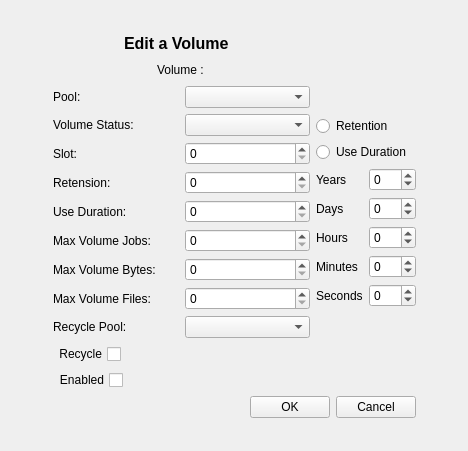
rkorzeniewski/bacula, file bacula/src/qt-console/mediaedit/mediaedit.ui: the form before one commit.
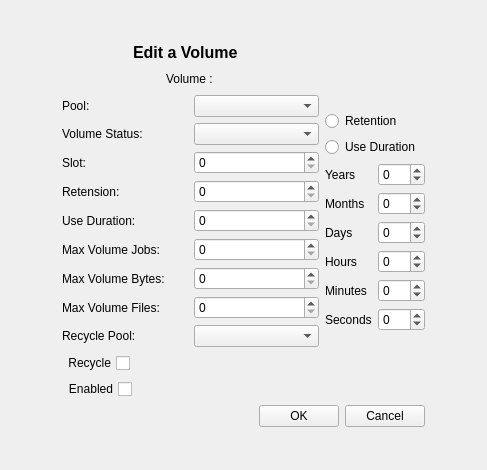
The form after the commit.

Commit message: Joblist: change page select widget name to "JobList" MediaEdit added months spin.  Not sure I like it because 365=yr but 30 days is not always equal to a month. JobLog: add Icon for page selector. mainwin and others.  Move dockPage() into the class' constructors so that the createPage functions in main win are not of benefit. Jobs: a new page for displaying jobs and job defaults.

What changed in the file:
```diff
--- a/bacula/src/qt-console/mediaedit/mediaedit.ui
+++ b/bacula/src/qt-console/mediaedit/mediaedit.ui
@@ -5,8 +5,8 @@
    <rect>
     <x>0</x>
     <y>0</y>
-    <width>468</width>
-    <height>451</height>
+    <width>487</width>
+    <height>470</height>
    </rect>
   </property>
   <property name="windowTitle" >
@@ -19,32 +19,6 @@
    <property name="spacing" >
     <number>6</number>
    </property>
-   <item row="1" column="2" >
-    <spacer>
-     <property name="orientation" >
-      <enum>Qt::Horizontal</enum>
-     </property>
-     <property name="sizeHint" >
-      <size>
-       <width>40</width>
-       <height>20</height>
-      </size>
-     </property>
-    </spacer>
-   </item>
-   <item row="1" column="0" >
-    <spacer>
-     <property name="orientation" >
-      <enum>Qt::Horizontal</enum>
-     </property>
-     <property name="sizeHint" >
-      <size>
-       <width>40</width>
-       <height>20</height>
-      </size>
-     </property>
-    </spacer>
-   </item>
    <item row="1" column="1" >
     <layout class="QGridLayout" >
      <property name="margin" >
@@ -53,76 +27,63 @@
      <property name="spacing" >
       <number>6</number>
      </property>
-     <item row="8" column="1" >
-      <widget class="QSpinBox" name="maxBytesSpin" >
-       <property name="maximum" >
-        <number>2147483647</number>
+     <item row="2" column="0" >
+      <widget class="QLabel" name="label_3" >
+       <property name="text" >
+        <string>Pool:</string>
        </property>
+       <property name="buddy" >
+        <cstring>poolCombo</cstring>
+       </property>
       </widget>
      </item>
-     <item row="1" column="0" colspan="2" >
-      <layout class="QHBoxLayout" >
-       <property name="margin" >
-        <number>0</number>
+     <item row="3" column="0" >
+      <widget class="QLabel" name="label_5" >
+       <property name="text" >
+        <string>Volume Status:</string>
        </property>
-       <property name="spacing" >
-        <number>6</number>
-       </property>
-       <item>
-        <spacer>
-         <property name="orientation" >
-          <enum>Qt::Horizontal</enum>
-         </property>
-         <property name="sizeHint" >
-          <size>
-           <width>40</width>
-           <height>20</height>
-          </size>
-         </property>
-        </spacer>
-       </item>
-       <item>
-        <widget class="QLabel" name="volumeLabel" >
-         <property name="maximumSize" >
-          <size>
-           <width>16777215</width>
-           <height>48</height>
-          </size>
-         </property>
-         <property name="text" >
-          <string>Volume : </string>
-         </property>
-        </widget>
-       </item>
-       <item>
-        <spacer>
-         <property name="orientation" >
-          <enum>Qt::Horizontal</enum>
-         </property>
-         <property name="sizeHint" >
-          <size>
-           <width>40</width>
-           <height>20</height>
-          </size>
-         </property>
-        </spacer>
-       </item>
-      </layout>
+      </widget>
      </item>
-     <item row="4" column="1" >
-      <widget class="QSpinBox" name="slotSpin" >
-       <property name="maximum" >
-        <number>10000</number>
+     <item row="8" column="0" >
+      <widget class="QLabel" name="label_13" >
+       <property name="text" >
+        <string>Max Volume Bytes:</string>
+       </property>
+       <property name="buddy" >
+        <cstring>slotSpin</cstring>
        </property>
       </widget>
      </item>
      <item row="3" column="1" >
       <widget class="QComboBox" name="statusCombo" />
      </item>
-     <item row="9" column="0" >
-      <widget class="QLabel" name="label_14" >
+     <item row="10" column="1" >
+      <widget class="QComboBox" name="recyclePoolCombo" />
+     </item>
+     <item row="4" column="0" >
+      <widget class="QLabel" name="label_4" >
        <property name="text" >
-        <string>Max Volume Files:</string>
+        <string>Slot:</string>
+       </property>
+       <property name="buddy" >
+        <cstring>slotSpin</cstring>
+       </property>
+      </widget>
+     </item>
+     <item row="7" column="0" >
+      <widget class="QLabel" name="label_12" >
+       <property name="text" >
+        <string>Max Volume Jobs:</string>
+       </property>
+       <property name="buddy" >
+        <cstring>slotSpin</cstring>
+       </property>
+      </widget>
+     </item>
+     <item row="6" column="0" >
+      <widget class="QLabel" name="label_7" >
+       <property name="text" >
+        <string>Use Duration:</string>
        </property>
        <property name="buddy" >
         <cstring>slotSpin</cstring>
@@ -166,62 +127,30 @@
        </item>
       </layout>
      </item>
-     <item row="0" column="0" colspan="2" >
-      <layout class="QHBoxLayout" >
-       <property name="margin" >
-        <number>0</number>
+     <item row="8" column="1" >
+      <widget class="QSpinBox" name="maxBytesSpin" >
+       <property name="maximum" >
+        <number>2147483647</number>
        </property>
-       <property name="spacing" >
-        <number>6</number>
+      </widget>
+     </item>
+     <item row="5" column="0" >
+      <widget class="QLabel" name="label_6" >
+       <property name="text" >
+        <string>Retension:</string>
        </property>
-       <item>
-        <spacer>
-         <property name="orientation" >
-          <enum>Qt::Horizontal</enum>
-         </property>
-         <property name="sizeHint" >
-          <size>
-           <width>71</width>
-           <height>21</height>
-          </size>
-         </property>
-        </spacer>
-       </item>
-       <item>
-        <widget class="QLabel" name="label" >
-         <property name="maximumSize" >
-          <size>
-           <width>16777215</width>
-           <height>30</height>
-          </size>
-         </property>
-         <property name="text" >
-          <string>&lt;html>&lt;head>&lt;meta name="qrichtext" content="1" />&lt;style type="text/css">
-p, li { white-space: pre-wrap; }
-&lt;/style>&lt;/head>&lt;body style=" font-family:'Sans Serif'; font-size:9pt; font-weight:400; font-style:normal; text-decoration:none;">
-&lt;p style=" margin-top:0px; margin-bottom:0px; margin-left:0px; margin-right:0px; -qt-block-indent:0; text-indent:0px;">&lt;span style=" font-size:12pt; font-weight:600;">Edit a Volume&lt;/span>&lt;/p>&lt;/body>&lt;/html></string>
-         </property>
-        </widget>
-       </item>
-       <item>
-        <spacer>
-         <property name="orientation" >
-          <enum>Qt::Horizontal</enum>
-         </property>
-         <property name="sizeHint" >
-          <size>
-           <width>81</width>
-           <height>20</height>
-          </size>
-         </property>
-        </spacer>
-       </item>
-      </layout>
+       <property name="buddy" >
+        <cstring>slotSpin</cstring>
+       </property>
+      </widget>
      </item>
-     <item row="3" column="0" >
-      <widget class="QLabel" name="label_5" >
+     <item row="10" column="0" >
+      <widget class="QLabel" name="label_15" >
        <property name="text" >
-        <string>Volume Status:</string>
+        <string>Recycle Pool:</string>
+       </property>
+       <property name="buddy" >
+        <cstring>slotSpin</cstring>
        </property>
       </widget>
      </item>
@@ -258,6 +187,23 @@
        </item>
       </layout>
      </item>
+     <item row="9" column="1" >
+      <widget class="QSpinBox" name="maxFilesSpin" >
+       <property name="maximum" >
+        <number>2147483647</number>
+       </property>
+      </widget>
+     </item>
+     <item row="9" column="0" >
+      <widget class="QLabel" name="label_14" >
+       <property name="text" >
+        <string>Max Volume Files:</string>
+       </property>
+       <property name="buddy" >
+        <cstring>slotSpin</cstring>
+       </property>
+      </widget>
+     </item>
      <item rowspan="13" row="0" column="2" >
       <layout class="QGridLayout" >
        <property name="margin" >
@@ -266,44 +212,50 @@
        <property name="spacing" >
         <number>6</number>
        </property>
-       <item row="6" column="0" >
-        <widget class="QLabel" name="label_10" >
-         <property name="text" >
-          <string>Minutes</string>
+       <item row="9" column="0" colspan="2" >
+        <spacer>
+         <property name="orientation" >
+          <enum>Qt::Vertical</enum>
          </property>
-        </widget>
+         <property name="sizeHint" >
+          <size>
+           <width>97</width>
+           <height>21</height>
+          </size>
+         </property>
+        </spacer>
        </item>
-       <item row="5" column="1" >
-        <widget class="QSpinBox" name="hoursSpin" >
+       <item row="3" column="1" >
+        <widget class="QSpinBox" name="yearsSpin" >
          <property name="maximum" >
-          <number>24</number>
+          <number>999</number>
          </property>
          <property name="minimum" >
           <number>-1</number>
          </property>
-         <property name="value" >
-          <number>0</number>
+        </widget>
+       </item>
+       <item row="3" column="0" >
+        <widget class="QLabel" name="label_2" >
+         <property name="text" >
+          <string>Years</string>
          </property>
         </widget>
        </item>
-       <item row="7" column="0" >
+       <item row="8" column="0" >
         <widget class="QLabel" name="label_11" >
          <property name="text" >
           <string>Seconds</string>
          </property>
         </widget>
        </item>
-       <item row="1" column="0" colspan="2" >
-        <widget class="QRadioButton" name="retentionRadio" >
-         <property name="text" >
-          <string>Retention</string>
+       <item row="5" column="1" >
+        <widget class="QSpinBox" name="daysSpin" >
+         <property name="maximum" >
+          <number>30</number>
          </property>
-        </widget>
-       </item>
-       <item row="4" column="0" >
-        <widget class="QLabel" name="label_8" >
-         <property name="text" >
-          <string>Days</string>
+         <property name="minimum" >
+          <number>-1</number>
          </property>
         </widget>
        </item>
@@ -314,7 +266,7 @@
          </property>
         </widget>
        </item>
-       <item row="8" column="0" colspan="2" >
+       <item row="0" column="0" colspan="2" >
         <spacer>
          <property name="orientation" >
           <enum>Qt::Vertical</enum>
@@ -322,56 +274,43 @@
          <property name="sizeHint" >
           <size>
            <width>97</width>
-           <height>81</height>
+           <height>31</height>
           </size>
          </property>
         </spacer>
        </item>
-       <item row="3" column="0" >
-        <widget class="QLabel" name="label_2" >
-         <property name="text" >
-          <string>Years</string>
-         </property>
-        </widget>
-       </item>
-       <item row="4" column="1" >
-        <widget class="QSpinBox" name="daysSpin" >
-         <property name="maximum" >
-          <number>365</number>
-         </property>
-         <property name="minimum" >
-          <number>-1</number>
-         </property>
-        </widget>
-       </item>
-       <item row="7" column="1" >
-        <widget class="QSpinBox" name="secondsSpin" >
-         <property name="maximum" >
-          <number>60</number>
-         </property>
-         <property name="minimum" >
-          <number>-1</number>
-         </property>
-        </widget>
-       </item>
-       <item row="3" column="1" >
-        <widget class="QSpinBox" name="yearsSpin" >
-         <property name="maximum" >
-          <number>999</number>
-         </property>
-         <property name="minimum" >
-          <number>-1</number>
-         </property>
-        </widget>
-       </item>
        <item row="5" column="0" >
+        <widget class="QLabel" name="label_8" >
+         <property name="text" >
+          <string>Days</string>
+         </property>
+        </widget>
+       </item>
+       <item row="8" column="1" >
+        <widget class="QSpinBox" name="secondsSpin" >
+         <property name="maximum" >
+          <number>60</number>
+         </property>
+         <property name="minimum" >
+          <number>-1</number>
+         </property>
+        </widget>
+       </item>
+       <item row="6" column="0" >
         <widget class="QLabel" name="label_9" >
          <property name="text" >
           <string>Hours</string>
          </property>
         </widget>
        </item>
-       <item row="6" column="1" >
+       <item row="4" column="0" >
+        <widget class="QLabel" name="label_16" >
+         <property name="text" >
+          <string>Months</string>
+         </property>
+        </widget>
+       </item>
+       <item row="7" column="1" >
         <widget class="QSpinBox" name="minutesSpin" >
          <property name="maximum" >
           <number>60</number>
@@ -381,23 +320,106 @@
          </property>
         </widget>
        </item>
-       <item row="0" column="0" colspan="2" >
+       <item row="6" column="1" >
+        <widget class="QSpinBox" name="hoursSpin" >
+         <property name="maximum" >
+          <number>24</number>
+         </property>
+         <property name="minimum" >
+          <number>-1</number>
+         </property>
+         <property name="value" >
+          <number>0</number>
+         </property>
+        </widget>
+       </item>
+       <item row="1" column="0" colspan="2" >
+        <widget class="QRadioButton" name="retentionRadio" >
+         <property name="text" >
+          <string>Retention</string>
+         </property>
+        </widget>
+       </item>
+       <item row="4" column="1" >
+        <widget class="QSpinBox" name="monthsSpin" >
+         <property name="maximum" >
+          <number>12</number>
+         </property>
+         <property name="minimum" >
+          <number>-1</number>
+         </property>
+        </widget>
+       </item>
+       <item row="7" column="0" >
+        <widget class="QLabel" name="label_10" >
+         <property name="text" >
+          <string>Minutes</string>
+         </property>
+        </widget>
+       </item>
+      </layout>
+     </item>
+     <item row="5" column="1" >
+      <widget class="QSpinBox" name="retentionSpin" >
+       <property name="maximum" >
+        <number>2147483647</number>
+       </property>
+      </widget>
+     </item>
+     <item row="1" column="0" colspan="2" >
+      <layout class="QHBoxLayout" >
+       <property name="margin" >
+        <number>0</number>
+       </property>
+       <property name="spacing" >
+        <number>6</number>
+       </property>
+       <item>
         <spacer>
          <property name="orientation" >
-          <enum>Qt::Vertical</enum>
+          <enum>Qt::Horizontal</enum>
          </property>
          <property name="sizeHint" >
           <size>
-           <width>97</width>
-           <height>71</height>
+           <width>40</width>
+           <height>20</height>
           </size>
          </property>
         </spacer>
        </item>
+       <item>
+        <widget class="QLabel" name="volumeLabel" >
+         <property name="maximumSize" >
+          <size>
+           <width>16777215</width>
+           <height>48</height>
+          </size>
+         </property>
+         <property name="text" >
+          <string>Volume : </string>
+         </property>
+        </widget>
+       </item>
+       <item>
+        <spacer>
+         <property name="orientation" >
+          <enum>Qt::Horizontal</enum>
+         </property>
+         <property name="sizeHint" >
+          <size>
+           <width>40</width>
+           <height>20</height>
+          </size>
+         </property>
+        </spacer>
+       </item>
       </layout>
      </item>
-     <item row="9" column="1" >
-      <widget class="QSpinBox" name="maxFilesSpin" >
+     <item row="2" column="1" >
+      <widget class="QComboBox" name="poolCombo" />
+     </item>
+     <item row="6" column="1" >
+      <widget class="QSpinBox" name="useDurationSpin" >
        <property name="maximum" >
         <number>2147483647</number>
        </property>
@@ -436,10 +458,62 @@
        </item>
       </layout>
      </item>
-     <item row="6" column="1" >
-      <widget class="QSpinBox" name="useDurationSpin" >
+     <item row="0" column="0" colspan="2" >
+      <layout class="QHBoxLayout" >
+       <property name="margin" >
+        <number>0</number>
+       </property>
+       <property name="spacing" >
+        <number>6</number>
+       </property>
+       <item>
+        <spacer>
+         <property name="orientation" >
+          <enum>Qt::Horizontal</enum>
+         </property>
+         <property name="sizeHint" >
+          <size>
+           <width>71</width>
+           <height>21</height>
+          </size>
+         </property>
+        </spacer>
+       </item>
+       <item>
+        <widget class="QLabel" name="label" >
+         <property name="maximumSize" >
+          <size>
+           <width>16777215</width>
+           <height>30</height>
+          </size>
+         </property>
+         <property name="text" >
+          <string>&lt;html>&lt;head>&lt;meta name="qrichtext" content="1" />&lt;style type="text/css">
+p, li { white-space: pre-wrap; }
+&lt;/style>&lt;/head>&lt;body style=" font-family:'Sans Serif'; font-size:9pt; font-weight:400; font-style:normal; text-decoration:none;">
+&lt;p style=" margin-top:0px; margin-bottom:0px; margin-left:0px; margin-right:0px; -qt-block-indent:0; text-indent:0px;">&lt;span style=" font-size:12pt; font-weight:600;">Edit a Volume&lt;/span>&lt;/p>&lt;/body>&lt;/html></string>
+         </property>
+        </widget>
+       </item>
+       <item>
+        <spacer>
+         <property name="orientation" >
+          <enum>Qt::Horizontal</enum>
+         </property>
+         <property name="sizeHint" >
+          <size>
+           <width>81</width>
+           <height>20</height>
+          </size>
+         </property>
+        </spacer>
+       </item>
+      </layout>
+     </item>
+     <item row="4" column="1" >
+      <widget class="QSpinBox" name="slotSpin" >
        <property name="maximum" >
-        <number>2147483647</number>
+        <number>10000</number>
        </property>
       </widget>
      </item>
@@ -450,104 +524,8 @@
        </property>
       </widget>
      </item>
-     <item row="6" column="0" >
-      <widget class="QLabel" name="label_7" >
-       <property name="text" >
-        <string>Use Duration:</string>
-       </property>
-       <property name="buddy" >
-        <cstring>slotSpin</cstring>
-       </property>
-      </widget>
-     </item>
-     <item row="2" column="0" >
-      <widget class="QLabel" name="label_3" >
-       <property name="text" >
-        <string>Pool:</string>
-       </property>
-       <property name="buddy" >
-        <cstring>poolCombo</cstring>
-       </property>
-      </widget>
-     </item>
-     <item row="10" column="1" >
-      <widget class="QComboBox" name="recyclePoolCombo" />
-     </item>
-     <item row="8" column="0" >
-      <widget class="QLabel" name="label_13" >
-       <property name="text" >
-        <string>Max Volume Bytes:</string>
-       </property>
-       <property name="buddy" >
-        <cstring>slotSpin</cstring>
-       </property>
-      </widget>
-     </item>
-     <item row="5" column="0" >
-      <widget class="QLabel" name="label_6" >
-       <property name="text" >
-        <string>Retension:</string>
-       </property>
-       <property name="buddy" >
-        <cstring>slotSpin</cstring>
-       </property>
-      </widget>
-     </item>
-     <item row="2" column="1" >
-      <widget class="QComboBox" name="poolCombo" />
-     </item>
-     <item row="4" column="0" >
-      <widget class="QLabel" name="label_4" >
-       <property name="text" >
-        <string>Slot:</string>
-       </property>
-       <property name="buddy" >
-        <cstring>slotSpin</cstring>
-       </property>
-      </widget>
-     </item>
-     <item row="5" column="1" >
-      <widget class="QSpinBox" name="retentionSpin" >
-       <property name="maximum" >
-        <number>2147483647</number>
-       </property>
-      </widget>
-     </item>
-     <item row="10" column="0" >
-      <widget class="QLabel" name="label_15" >
-       <property name="text" >
-        <string>Recycle Pool:</string>
-       </property>
-       <property name="buddy" >
-        <cstring>slotSpin</cstring>
-       </property>
-      </widget>
-     </item>
-     <item row="7" column="0" >
-      <widget class="QLabel" name="label_12" >
-       <property name="text" >
-        <string>Max Volume Jobs:</string>
-       </property>
-       <property name="buddy" >
-        <cstring>slotSpin</cstring>
-       </property>
-      </widget>
-     </item>
     </layout>
    </item>
-   <item row="2" column="1" >
-    <spacer>
-     <property name="orientation" >
-      <enum>Qt::Vertical</enum>
-     </property>
-     <property name="sizeHint" >
-      <size>
-       <width>20</width>
-       <height>40</height>
-      </size>
-     </property>
-    </spacer>
-   </item>
    <item row="0" column="1" >
     <spacer>
      <property name="orientation" >
@@ -561,6 +539,45 @@
      </property>
     </spacer>
    </item>
+   <item row="1" column="2" >
+    <spacer>
+     <property name="orientation" >
+      <enum>Qt::Horizontal</enum>
+     </property>
+     <property name="sizeHint" >
+      <size>
+       <width>40</width>
+       <height>20</height>
+      </size>
+     </property>
+    </spacer>
+   </item>
+   <item row="2" column="1" >
+    <spacer>
+     <property name="orientation" >
+      <enum>Qt::Vertical</enum>
+     </property>
+     <property name="sizeHint" >
+      <size>
+       <width>20</width>
+       <height>40</height>
+      </size>
+     </property>
+    </spacer>
+   </item>
+   <item row="1" column="0" >
+    <spacer>
+     <property name="orientation" >
+      <enum>Qt::Horizontal</enum>
+     </property>
+     <property name="sizeHint" >
+      <size>
+       <width>40</width>
+       <height>20</height>
+      </size>
+     </property>
+    </spacer>
+   </item>
   </layout>
  </widget>
  <resources/>
```
The commit also changes 14 other files.
